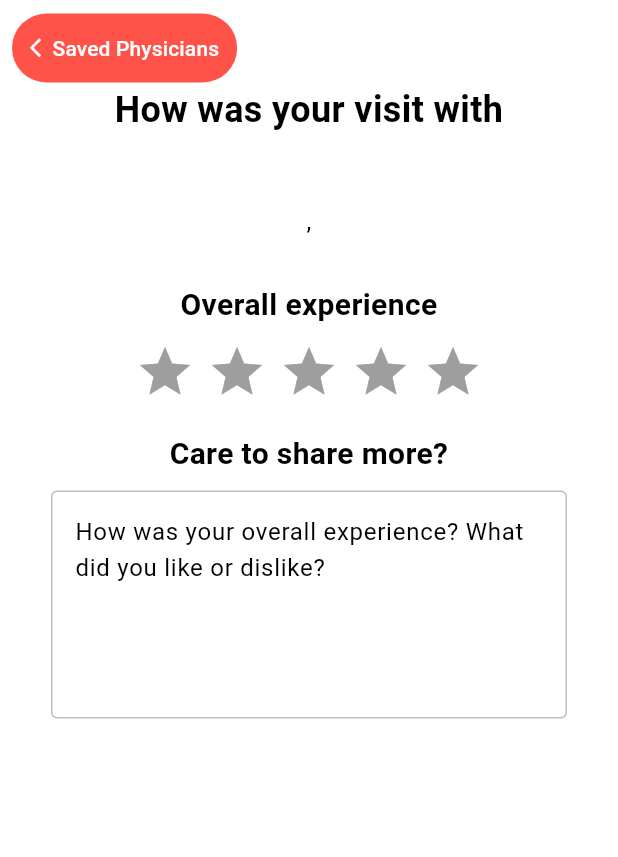
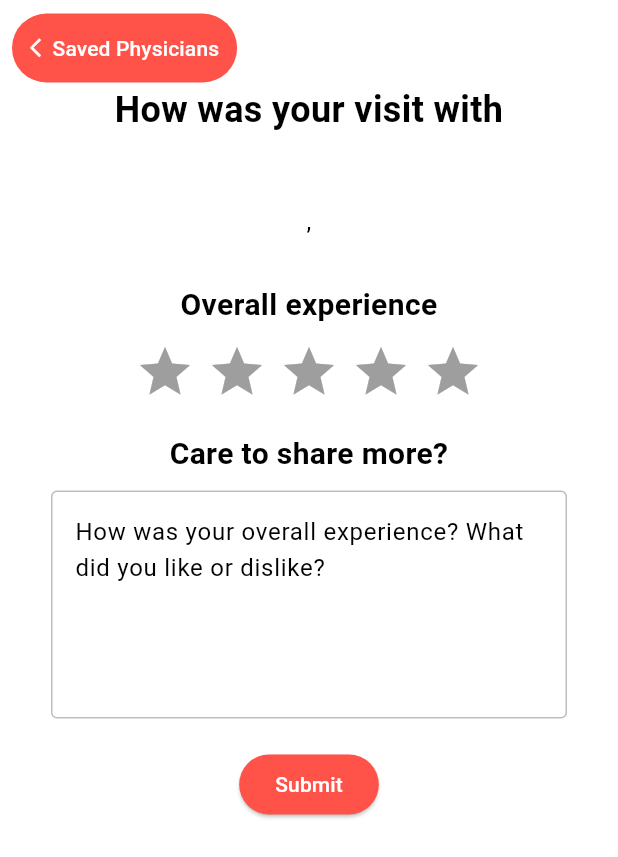
Before and after one commit to LLI1234/scd_tool, a Flutter app: the ReviewPage screen opened directly with empty values, on a phone screen of 412 x 824 dp. Shown: the top 857 px of the screen. Run offline on Flutter 3.47's test engine with Material 3 defaults, Android fonts, the light colour scheme and no system bars; drawn by our look-alikes of flutter_rating_bar; our stand-ins replace bloc, equatable, font_awesome_flutter, form_field_validator, im_stepper, syncfusion_flutter_calendar and 1 more.

Commit message:
add submit button on review page, refactor to show saved page with no saved items

```diff
--- a/lib/components/review_page.dart
+++ b/lib/components/review_page.dart
@@ -45,7 +45,7 @@ class _ReviewPageState extends State<ReviewPage> {
                 padding: EdgeInsets.symmetric(vertical: 8.0, horizontal: 16.0),
                 child: Column(
                   mainAxisAlignment: MainAxisAlignment.center,
-                  crossAxisAlignment: CrossAxisAlignment.stretch,
+                  crossAxisAlignment: CrossAxisAlignment.center,
                   children: [
                     SizedBox(height: 48.0),
                     Text("How was your visit with",
@@ -133,6 +133,19 @@ class _ReviewPageState extends State<ReviewPage> {
                         ),
                       ),
                     ),
+                    SizedBox(height: 20.0), // Add some space before the button
+                    ElevatedButton(
+                      onPressed: () => Navigator.pop(context),
+                      child: Text('Submit'),
+                      style: ElevatedButton.styleFrom(
+                        backgroundColor: Theme.of(context)
+                            .colorScheme
+                            .primary, // background color
+                        foregroundColor: Theme.of(context)
+                            .colorScheme
+                            .onPrimary, // text color
+                      ),
+                    ),
                   ],
                 ),
               ),
```
Also changed, not shown: lib/pages/saved_page.dart (+26 -9 lines).
